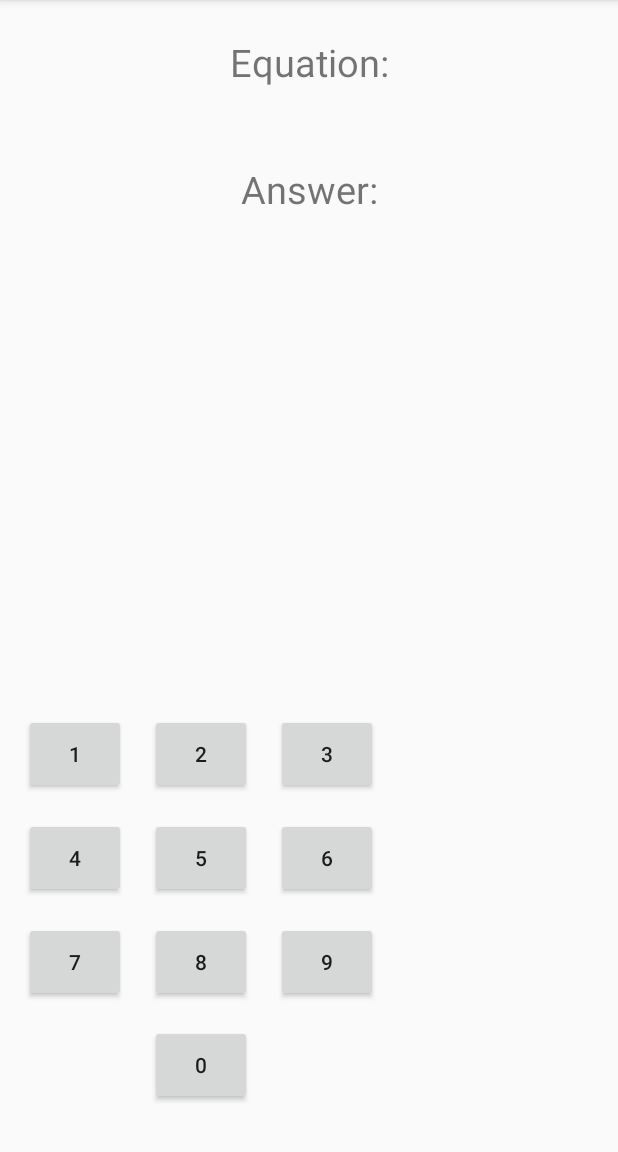
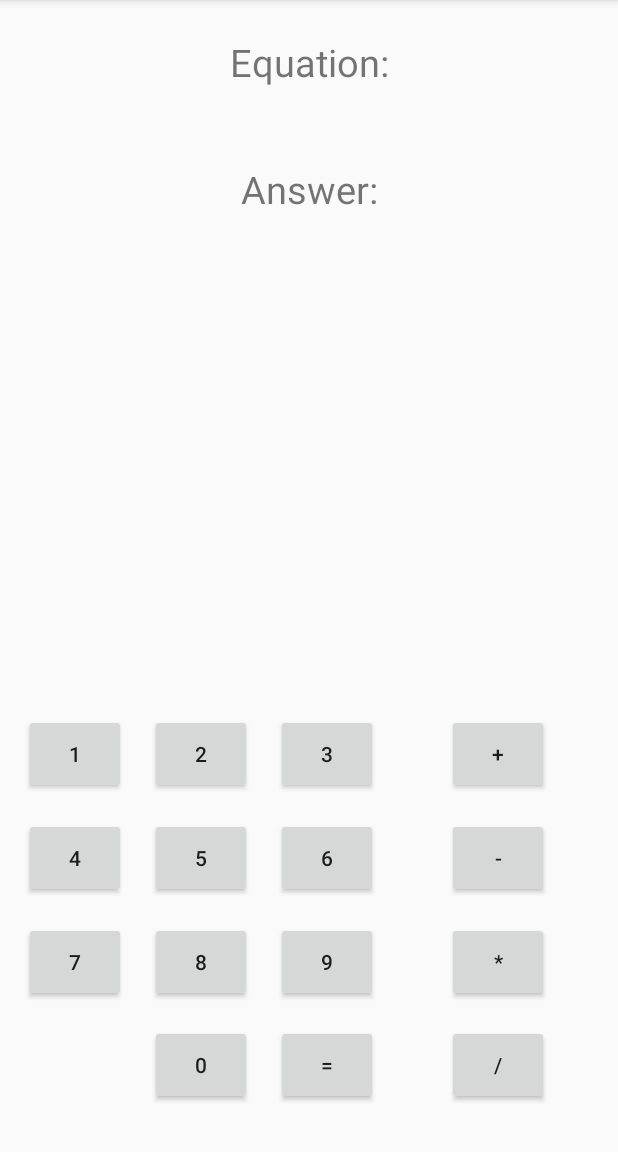
Before and after one commit to YuanSamuel/IDEASimpleCalcFINAL, an Android app: the screen it shows after launch (MainActivity), on a phone screen of 412 x 824 dp, the part 84-1236 px from its top. Run offline under Robolectric (Android 15) with nearby library versions, the phone set to English and light mode, and no system bars; 1 statement that could not run was skipped.

Commit message:
add button stuff

```diff
--- a/app/src/main/java/com/scdevs/ideasimplecalc/MainActivity.java
+++ b/app/src/main/java/com/scdevs/ideasimplecalc/MainActivity.java
@@ -3,12 +3,160 @@ package com.scdevs.ideasimplecalc;
 import androidx.appcompat.app.AppCompatActivity;
 
 import android.os.Bundle;
+import android.view.View;
+import android.widget.Button;
+import android.widget.TextView;
 
 public class MainActivity extends AppCompatActivity {
+	Button button0, button1, button2, button3, button4, button5, button6, button7, button8, button9, buttonplus, buttonminus, buttontimes, buttondivide, buttonequals;
+	TextView equation, answer;
 
 	@Override
 	protected void onCreate(Bundle savedInstanceState) {
 		super.onCreate(savedInstanceState);
 		setContentView(R.layout.activity_main);
+
+		setButtons();
+		setOnClicks();
+
+		equation = findViewById(R.id.equation);
+		answer = findViewById(R.id.answer);
+	}
+
+	void setButtons()
+	{
+		button0 = findViewById(R.id.button0);
+		button1 = findViewById(R.id.button1);
+		button2 = findViewById(R.id.button2);
+		button3 = findViewById(R.id.button3);
+		button4 = findViewById(R.id.button4);
+		button5 = findViewById(R.id.button5);
+		button6 = findViewById(R.id.button6);
+		button7 = findViewById(R.id.button7);
+		button8 = findViewById(R.id.button8);
+		button9 = findViewById(R.id.button9);
+		buttonplus = findViewById(R.id.buttonplus);
+		buttonminus = findViewById(R.id.buttonminus);
+		buttontimes = findViewById(R.id.buttontimes);
+		buttondivide = findViewById(R.id.buttondivide);
+
+	}
+
+	void setOnClicks()
+	{
+		button0.setOnClickListener(new View.OnClickListener() {
+			@Override
+			public void onClick(View view) {
+				equation.append("0");
+			}
+		});
+		button1.setOnClickListener(new View.OnClickListener() {
+			@Override
+			public void onClick(View view) {
+				equation.append("1");
+			}
+		});
+		button2.setOnClickListener(new View.OnClickListener() {
+			@Override
+			public void onClick(View view) {
+				equation.append("2");
+			}
+		});
+		button3.setOnClickListener(new View.OnClickListener() {
+			@Override
+			public void onClick(View view) {
+				equation.append("3");
+			}
+		});
+		button4.setOnClickListener(new View.OnClickListener() {
+			@Override
+			public void onClick(View view) {
+				equation.append("4");
+			}
+		});
+		button5.setOnClickListener(new View.OnClickListener() {
+			@Override
+			public void onClick(View view) {
+				equation.append("5");
+			}
+		});
+		button6.setOnClickListener(new View.OnClickListener() {
+			@Override
+			public void onClick(View view) {
+				equation.append("6");
+			}
+		});
+		button7.setOnClickListener(new View.OnClickListener() {
+			@Override
+			public void onClick(View view) {
+				equation.append("7");
+			}
+		});
+		button8.setOnClickListener(new View.OnClickListener() {
+			@Override
+			public void onClick(View view) {
+				equation.append("8");
+			}
+		});
+		button9.setOnClickListener(new View.OnClickListener() {
+			@Override
+			public void onClick(View view) {
+				equation.append("9");
+			}
+		});
+		buttonplus.setOnClickListener(new View.OnClickListener() {
+			@Override
+			public void onClick(View view) {
+				equation.append("+");
+			}
+		});
+		buttonminus.setOnClickListener(new View.OnClickListener() {
+			@Override
+			public void onClick(View view) {
+				equation.append("-");
+			}
+		});
+		buttontimes.setOnClickListener(new View.OnClickListener() {
+			@Override
+			public void onClick(View view) {
+				equation.append("*");
+			}
+		});
+		buttondivide.setOnClickListener(new View.OnClickListener() {
+			@Override
+			public void onClick(View view) {
+				equation.append("/");
+			}
+		});
+		buttonequals.setOnClickListener(new View.OnClickListener() {
+			@Override
+			public void onClick(View view) {
+				answer.setText(findAnswer(equation.getText().toString()));
+			}
+		});
+	}
+
+	int findAnswer(String equation)
+	{
+		if (equation.contains("+"))
+		{
+			String[] eqArr = equation.split("\\+");
+			return Integer.parseInt(eqArr[0]) +Integer.parseInt(eqArr[1]);
+		}
+		else if (equation.contains("-"))
+		{
+			String[] eqArr = equation.split("-");
+			return Integer.parseInt(eqArr[0]) -Integer.parseInt(eqArr[1]);
+		}
+		else if (equation.contains("*"))
+		{
+			String[] eqArr = equation.split("\\*");
+			return Integer.parseInt(eqArr[0]) *Integer.parseInt(eqArr[1]);
+		}
+		else
+		{
+			String[] eqArr = equation.split("/");
+			return Integer.parseInt(eqArr[0]) /Integer.parseInt(eqArr[1]);
+		}
 	}
 }
--- a/app/src/main/res/layout/activity_main.xml
+++ b/app/src/main/res/layout/activity_main.xml
@@ -7,16 +7,52 @@
     tools:context=".MainActivity">
 
     <Button
+        android:id="@+id/buttondivide"
+        android:layout_width="68dp"
+        android:layout_height="53dp"
+        android:text="/"
+        app:layout_constraintBaseline_toBaselineOf="@+id/button0"
+        app:layout_constraintEnd_toEndOf="parent"
+        app:layout_constraintStart_toEndOf="@+id/button9" />
+
+    <Button
+        android:id="@+id/buttonplus"
+        android:layout_width="68dp"
+        android:layout_height="53dp"
+        android:text="+"
+        app:layout_constraintBaseline_toBaselineOf="@+id/button3"
+        app:layout_constraintEnd_toEndOf="parent"
+        app:layout_constraintStart_toEndOf="@+id/button3" />
+
+    <Button
+        android:id="@+id/buttonminus"
+        android:layout_width="68dp"
+        android:layout_height="53dp"
+        android:text="-"
+        app:layout_constraintBaseline_toBaselineOf="@+id/button6"
+        app:layout_constraintEnd_toEndOf="parent"
+        app:layout_constraintStart_toEndOf="@+id/button6" />
+
+    <Button
+        android:id="@+id/buttontimes"
+        android:layout_width="68dp"
+        android:layout_height="53dp"
+        android:text="*"
+        app:layout_constraintBaseline_toBaselineOf="@+id/button9"
+        app:layout_constraintEnd_toEndOf="parent"
+        app:layout_constraintStart_toEndOf="@+id/button9" />
+
+    <Button
         android:id="@+id/button8"
         android:layout_width="68dp"
         android:layout_height="53dp"
         android:layout_marginStart="16dp"
         android:text="8"
-        app:layout_constraintBaseline_toBaselineOf="@+id/butt"
-        app:layout_constraintStart_toEndOf="@+id/butt" />
+        app:layout_constraintBaseline_toBaselineOf="@+id/button7"
+        app:layout_constraintStart_toEndOf="@+id/button7" />
 
     <Button
-        android:id="@+id/butt"
+        android:id="@+id/button7"
         android:layout_width="68dp"
         android:layout_height="53dp"
         android:layout_marginStart="16dp"
@@ -51,8 +87,17 @@
         android:layout_marginBottom="16dp"
         android:text="0"
         app:layout_constraintBottom_toBottomOf="parent"
-        app:layout_constraintStart_toEndOf="@+id/butt"
+        app:layout_constraintStart_toEndOf="@+id/button7"
         app:layout_constraintTop_toBottomOf="@+id/button8" />
+
+    <Button
+        android:id="@+id/buttonequals"
+        android:layout_width="68dp"
+        android:layout_height="53dp"
+        android:layout_marginStart="16dp"
+        android:text="="
+        app:layout_constraintBaseline_toBaselineOf="@+id/button0"
+        app:layout_constraintStart_toEndOf="@+id/button0" />
 
     <Button
         android:id="@+id/button5"
@@ -70,7 +115,7 @@
         android:layout_marginStart="16dp"
         android:layout_marginBottom="16dp"
         android:text="4"
-        app:layout_constraintBottom_toTopOf="@+id/butt"
+        app:layout_constraintBottom_toTopOf="@+id/button7"
         app:layout_constraintStart_toStartOf="parent" />
 
     <Button
```
